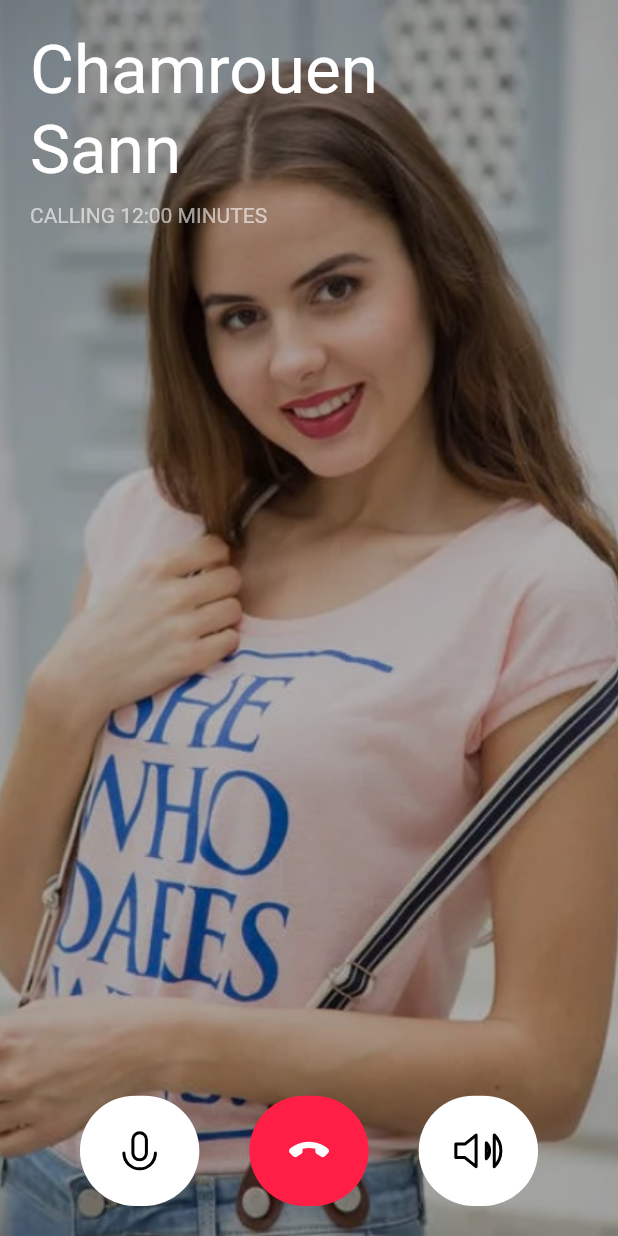
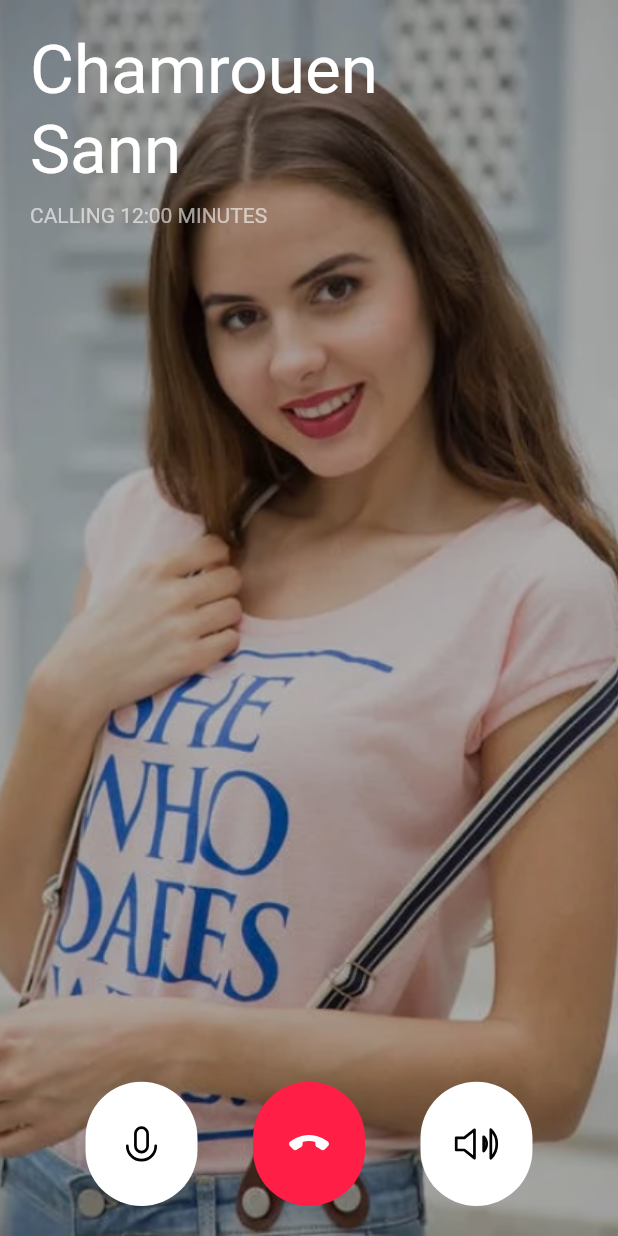
Before and after one commit to chamrouensann/VoiceCallorVideoCall--FlutterApp, a Flutter app: the screen it shows after launch, on a phone screen of 412 x 824 dp. Run offline on Flutter 3.47's test engine with Material 2 defaults, Android fonts, the phone set to English and light mode, and no system bars; our stand-ins replace flutter_svg.

Commit message:
Config button not retangle

```diff
--- a/voice_video_call_application/lib/screens/audioCallWithImage/components/body.dart
+++ b/voice_video_call_application/lib/screens/audioCallWithImage/components/body.dart
@@ -72,7 +72,7 @@ class Body extends StatelessWidget {
 class RoundedButton extends StatelessWidget {
   const RoundedButton({
     Key key,
-    this.size = 80,
+    this.size = 90,
     @required this.iconSrc,
     @required this.color,
     @required this.iconColor,
@@ -88,7 +88,7 @@ class RoundedButton extends StatelessWidget {
   Widget build(BuildContext context) {
     return SizedBox(
       height: getProportionateScreenHeight(size),
-      width: getProportionateScreenWidth(size),
+      width: getProportionateScreenWidth(size - 15),
       child: FlatButton(
           padding: EdgeInsets.all(15 / 64 * size),
           color: color,
```
Also changed, not shown: 10 other files.
